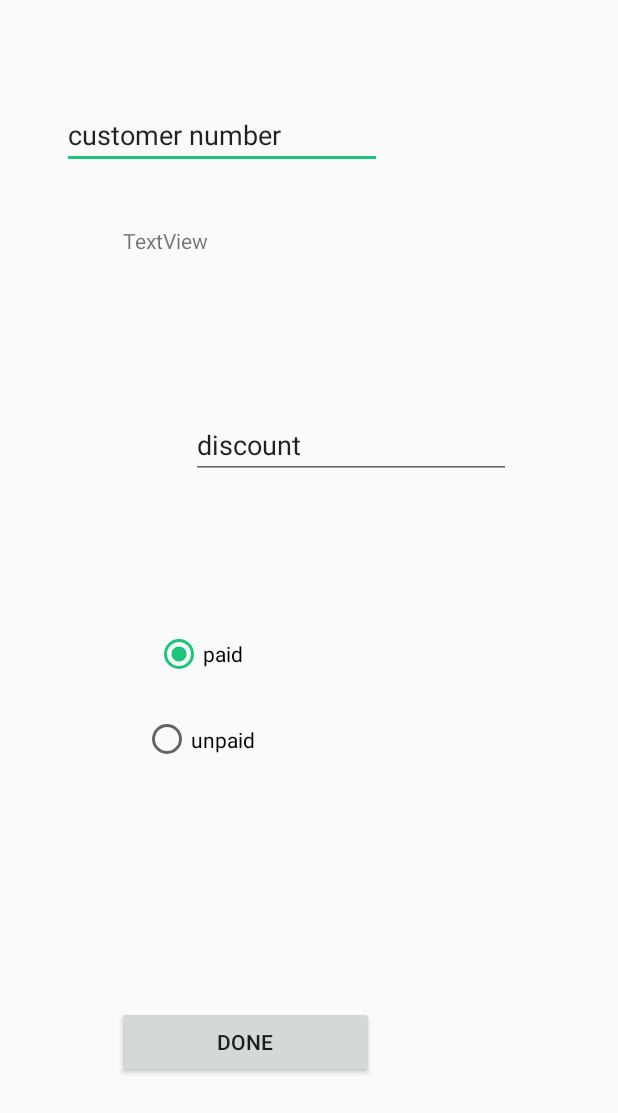
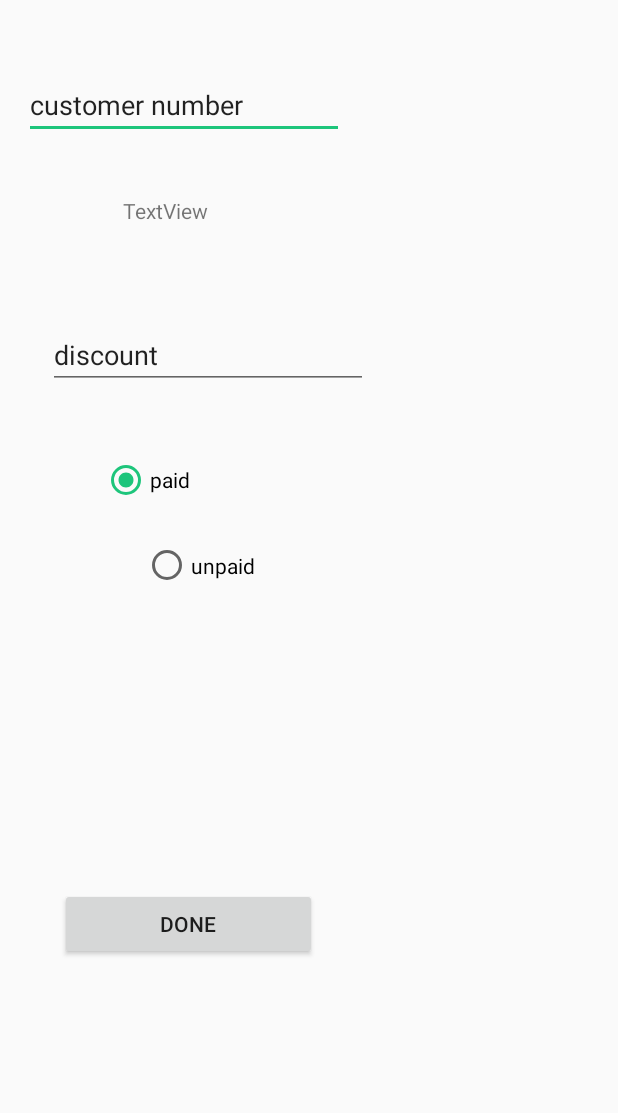
Before and after one commit to ishminsingh/SRPOS, an Android app: the layout activity_payment.xml on its own in the app's theme, with its tools: preview values and no code run, on a phone screen of 412 x 824 dp. Shown: the top 1113 px of the screen. Run offline under Robolectric (Android 15) with nearby library versions, the phone set to English and light mode, and no system bars.

Commit message:
changes in code

```diff
--- a/app/src/main/java/dev/ishmin/srpos/Fragments/Products/ProductsFragment.java
+++ b/app/src/main/java/dev/ishmin/srpos/Fragments/Products/ProductsFragment.java
@@ -40,8 +40,8 @@ public class ProductsFragment extends Fragment {
         arrayAdapter = new ArrayAdapter<String>(getActivity(), android.R.layout.simple_list_item_1, productlist);
         products.setAdapter(arrayAdapter);
         final EditText search = v.findViewById(R.id.search);
+
         try
-
 
         {
             Cursor c = MainActivity.SRPOS.rawQuery("SELECT * FROM Products ", null);
--- a/app/src/main/res/layout/activity_payment.xml
+++ b/app/src/main/res/layout/activity_payment.xml
@@ -10,14 +10,15 @@
         android:id="@+id/cno"
         android:layout_width="wrap_content"
         android:layout_height="wrap_content"
-        android:layout_marginStart="41dp"
-        android:layout_marginLeft="41dp"
-        android:layout_marginTop="67dp"
+        android:layout_marginStart="16dp"
+        android:layout_marginLeft="16dp"
         android:ems="10"
         android:inputType="number"
         android:text="customer number"
+        app:layout_constraintBottom_toBottomOf="parent"
         app:layout_constraintStart_toStartOf="parent"
-        app:layout_constraintTop_toTopOf="parent" />
+        app:layout_constraintTop_toTopOf="parent"
+        app:layout_constraintVertical_bias="0.061" />
 
     <TextView
         android:id="@+id/total"
@@ -36,9 +37,9 @@
         android:id="@+id/discout"
         android:layout_width="wrap_content"
         android:layout_height="wrap_content"
-        android:layout_marginStart="127dp"
-        android:layout_marginLeft="127dp"
-        android:layout_marginTop="68dp"
+        android:layout_marginStart="32dp"
+        android:layout_marginLeft="32dp"
+        android:layout_marginTop="28dp"
         android:ems="10"
         android:inputType="numberDecimal"
         android:text="discount"
@@ -47,8 +48,11 @@
 
     <RadioGroup
         android:id="@+id/radiostaus"
-        android:layout_width="wrap_content"
-        android:layout_height="wrap_content"
+        android:layout_width="223dp"
+        android:layout_height="86dp"
+        android:layout_marginStart="68dp"
+        android:layout_marginLeft="68dp"
+        android:layout_marginTop="300dp"
         app:layout_constraintStart_toStartOf="parent"
         app:layout_constraintTop_toTopOf="parent">
 
@@ -69,9 +73,9 @@
         android:id="@+id/radiopaid"
         android:layout_width="136dp"
         android:layout_height="41dp"
-        android:layout_marginStart="103dp"
-        android:layout_marginLeft="103dp"
-        android:layout_marginTop="96dp"
+        android:layout_marginStart="68dp"
+        android:layout_marginLeft="68dp"
+        android:layout_marginTop="40dp"
         android:checked="true"
         android:text="paid"
         app:layout_constraintStart_toStartOf="parent"
@@ -81,9 +85,9 @@
         android:id="@+id/Done"
         android:layout_width="171dp"
         android:layout_height="48dp"
-        android:layout_marginStart="78dp"
-        android:layout_marginLeft="78dp"
-        android:layout_marginBottom="105dp"
+        android:layout_marginStart="40dp"
+        android:layout_marginLeft="40dp"
+        android:layout_marginBottom="184dp"
         android:text="done"
         app:layout_constraintBottom_toBottomOf="parent"
         app:layout_constraintStart_toStartOf="parent" />
```
Also changed, not shown: app/src/main/java/dev/ishmin/srpos/Fragments/billing/BillingFragment.java (+8 -4 lines), app/src/main/java/dev/ishmin/srpos/Fragments/purchase/PurchaseFragment.java (+59 -47 lines), app/src/main/java/dev/ishmin/srpos/Payment.java (+13 -8 lines), app/src/main/java/dev/ishmin/srpos/ScannerActivity.java (+10 -2 lines), app/src/main/res/layout/fragment_purchase.xml (+20 -20 lines).
